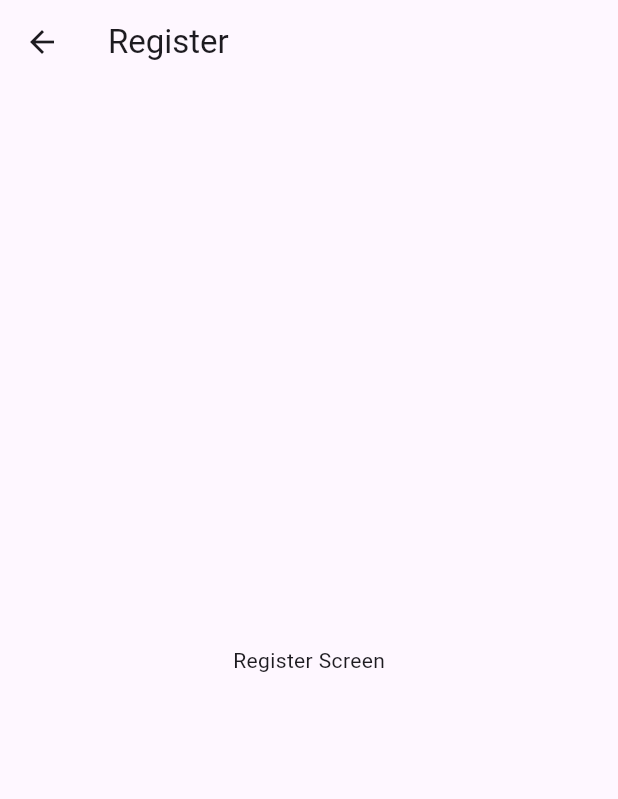
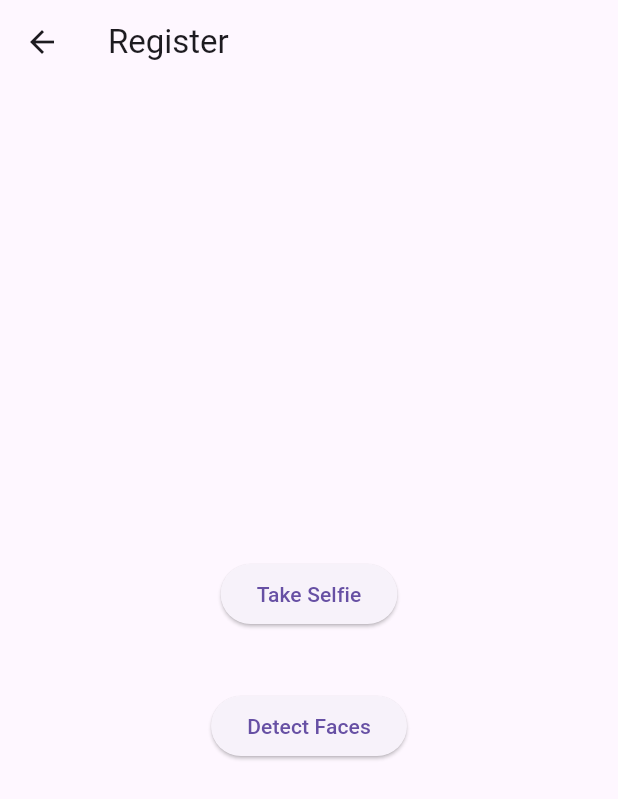
Before and after one commit to TenzinJams/flutter_face_app, a Flutter app: the screen it shows after launch, after a tap on "Register", on a phone screen of 412 x 824 dp. Shown: the top 799 px of the screen. Run offline on Flutter 3.47's test engine with Material 3 defaults, Android fonts, the phone set to English and light mode, and no system bars; our stand-ins replace image_picker; missing offline and left inert: flutter_mediapipe.

Commit message:
implemented image_picker plugin

```diff
--- a/lib/main.dart
+++ b/lib/main.dart
@@ -1,11 +1,17 @@
+import 'dart:io';
+import 'dart:ui' as ui;
+
 import 'package:flutter/material.dart';
+import 'package:flutter/services.dart';
+import 'package:image_picker/image_picker.dart';
+import 'package:flutter_mediapipe/flutter_mediapipe.dart';
 
 void main() {
   runApp(const MyApp());
 }
 
 class MyApp extends StatelessWidget {
-  const MyApp({super.key});
+  const MyApp({Key? key}) : super(key: key);
 
   @override
   Widget build(BuildContext context) {
@@ -20,7 +26,7 @@ class MyApp extends StatelessWidget {
 }
 
 class MyHomePage extends StatelessWidget {
-  const MyHomePage({super.key});
+  const MyHomePage({Key? key}) : super(key: key);
 
   @override
   Widget build(BuildContext context) {
@@ -34,7 +40,6 @@ class MyHomePage extends StatelessWidget {
           children: <Widget>[
             ElevatedButton(
               onPressed: () {
-                // Navigate to register screen
                 Navigator.push(
                   context,
                   MaterialPageRoute(builder: (context) => RegisterScreen()),
@@ -51,7 +56,7 @@ class MyHomePage extends StatelessWidget {
                   MaterialPageRoute(builder: (context) => LoginScreen()),
                 );
               },
-              child: Text('Login'),
+              child: const Text('Login'),
             ),
           ],
         ),
@@ -60,8 +65,79 @@ class MyHomePage extends StatelessWidget {
   }
 }
 
-class RegisterScreen extends StatelessWidget {
-  const RegisterScreen({super.key});
+class RegisterScreen extends StatefulWidget {
+  const RegisterScreen({Key? key}) : super(key: key);
+
+  @override
+  _RegisterScreenState createState() => _RegisterScreenState();
+}
+
+class _RegisterScreenState extends State<RegisterScreen> {
+  XFile? _imageFile;
+  final MediaPipeFaceDetector _faceDetector = MediaPipeFaceDetector();
+
+  @override
+  void initState() {
+    super.initState();
+    _faceDetector.loadModel();
+  }
+
+  @override
+  void dispose() {
+    _faceDetector.close();
+    super.dispose();
+  }
+
+  Future<void> _takePicture() async {
+    final ImagePicker _picker = ImagePicker();
+    final XFile? image = await _picker.pickImage(source: ImageSource.camera);
+    setState(() {
+      _imageFile = image;
+    });
+  }
+
+  Future<void> _detectFaces() async {
+    if (_imageFile == null) return;
+
+    final File file = File(_imageFile!.path);
+    final List<FaceDetection> faces =
+        await _faceDetector.detectFromBinary(file.readAsBytesSync());
+
+    setState(() {
+      _imageFile = _imageFile; // Refresh to trigger repaint
+    });
+
+    final ui.Image image = await loadImage(file);
+
+    final painter = FacePainter(
+      faces: faces,
+    );
+
+    final ui.PictureRecorder recorder = ui.PictureRecorder();
+    final Canvas canvas = Canvas(recorder);
+    canvas.drawImage(image, Offset.zero, Paint());
+    painter.paint(
+        canvas, Size(image.width.toDouble(), image.height.toDouble()));
+
+    final ui.Picture picture = recorder.endRecording();
+    final ui.Image img = await picture.toImage(image.width, image.height);
+
+    final ByteData? byteData =
+        await img.toByteData(format: ui.ImageByteFormat.png);
+    if (byteData != null) {
+      final buffer = byteData.buffer;
+      // Save the image or use it as desired
+    }
+  }
+
+  Future<ui.Image> loadImage(File file) async {
+    final Uint8List data = await file.readAsBytes();
+    final Completer<ui.Image> completer = Completer();
+    ui.decodeImageFromList(Uint8List.view(data.buffer), (ui.Image img) {
+      return completer.complete(img);
+    });
+    return completer.future;
+  }
 
   @override
   Widget build(BuildContext context) {
@@ -69,15 +145,35 @@ class RegisterScreen extends StatelessWidget {
       appBar: AppBar(
         title: const Text('Register'),
       ),
-      body: const Center(
-        child: Text('Register Screen'),
+      body: Center(
+        child: Column(
+          mainAxisAlignment: MainAxisAlignment.center,
+          children: <Widget>[
+            ElevatedButton(
+              onPressed: _takePicture,
+              child: const Text('Take Selfie'),
+            ),
+            const SizedBox(height: 20),
+            if (_imageFile != null)
+              Image.file(
+                File(_imageFile!.path),
+                width: 200,
+                height: 200,
+              ),
+            const SizedBox(height: 20),
+            ElevatedButton(
+              onPressed: _detectFaces,
+              child: const Text('Detect Faces'),
+            ),
+          ],
+        ),
       ),
     );
   }
 }
 
 class LoginScreen extends StatelessWidget {
-  const LoginScreen({super.key});
+  const LoginScreen({Key? key}) : super(key: key);
 
   @override
   Widget build(BuildContext context) {
@@ -91,3 +187,30 @@ class LoginScreen extends StatelessWidget {
     );
   }
 }
+
+class FacePainter extends CustomPainter {
+  final List<FaceDetection> faces;
+
+  FacePainter({required this.faces});
+
+  @override
+  void paint(Canvas canvas, Size size) {
+    final Paint paint = Paint()
+      ..color = Colors.green
+      ..style = PaintingStyle.stroke
+      ..strokeWidth = 3.0;
+
+    for (final face in faces) {
+      final Rect rect = Rect.fromPoints(
+        Offset(face.left, face.top),
+        Offset(face.right, face.bottom),
+      );
+      canvas.drawRect(rect, paint);
+    }
+  }
+
+  @override
+  bool shouldRepaint(covariant CustomPainter oldDelegate) {
+    return true;
+  }
+}
```
Also changed, not shown: pubspec.yaml (+4 -4 lines), pubspec.lock, 5 other files.
